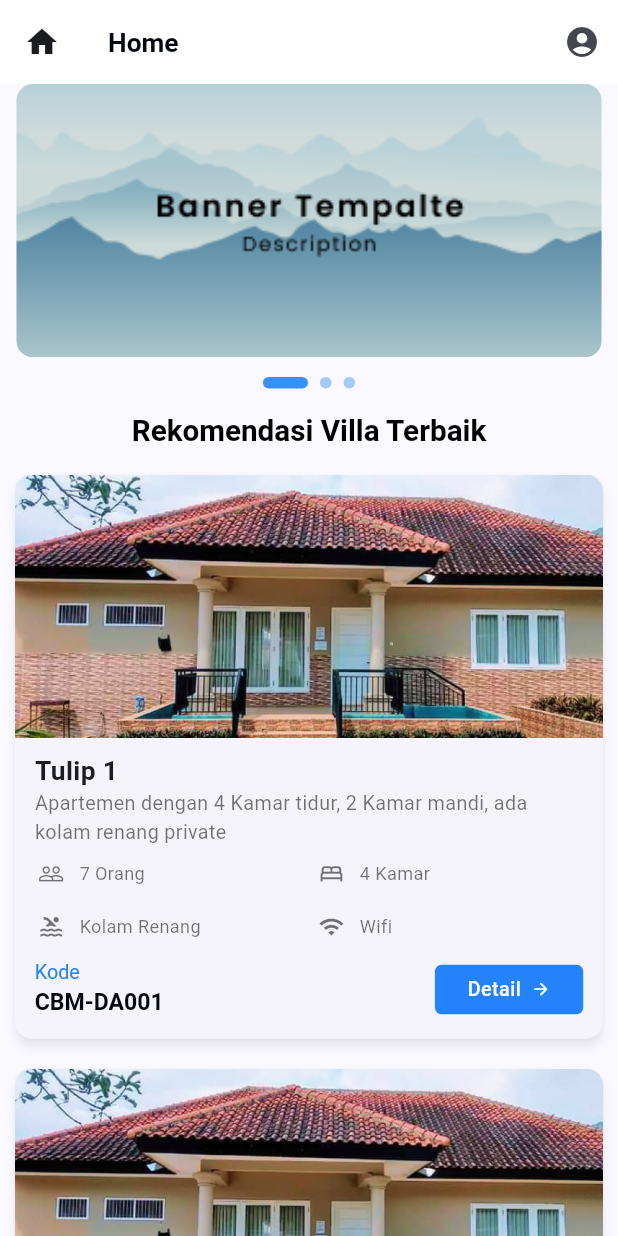
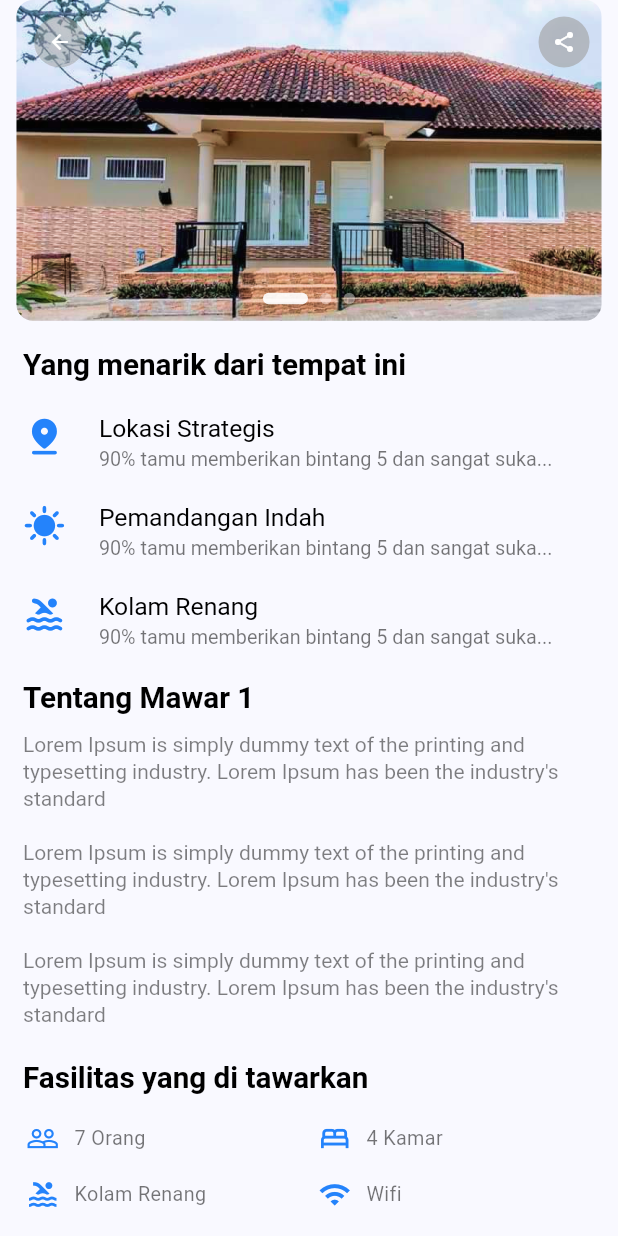
Before and after one commit to rogersovich/villa_idealis, a Flutter app: the screen it shows after launch, after a tap on "Detail", on a phone screen of 412 x 824 dp. Run offline on Flutter 3.47's test engine with Material 2 defaults, Android fonts, the phone set to English and light mode, and no system bars; drawn by our look-alikes of carousel_slider; our stand-ins replace hexcolor.

Commit message:
[UDPATE] Detail Villa

```diff
--- a/lib/routes.dart
+++ b/lib/routes.dart
@@ -1,14 +1,18 @@
 import 'package:flutter/material.dart';
 
 import 'src/feature/home/presentation/pages/home_pages.dart';
+import 'src/feature/villla/presentation/pages/villa_pages.dart';
 
 class Routes {
   static const String home = '/';
+  static const String detailVilla = '/villa';
 
   static Route<dynamic> generateRoute(RouteSettings settings) {
     switch (settings.name) {
       case home:
         return MaterialPageRoute(builder: (_) => const HomePages());
+      case detailVilla:
+        return MaterialPageRoute(builder: (_) => const VillaPages());
       default:
         throw const FormatException('Route not found! Check routes again.');
     }
--- a/lib/src/feature/home/presentation/widgets/villa_card_widget.dart
+++ b/lib/src/feature/home/presentation/widgets/villa_card_widget.dart
@@ -3,6 +3,7 @@ import 'package:villa_idealis/size_config.dart';
 import 'package:villa_idealis/src/core/constant/color_constant.dart';
 import 'package:villa_idealis/src/core/utils/button_util.dart';
 
+import '../../../../../routes.dart';
 import '../../data/models/facility_models.dart';
 
 class VillaCard extends StatelessWidget {
@@ -136,7 +137,8 @@ class VillaCard extends StatelessWidget {
                       ),
                     ])),
                     buildElevatedButton(context, 'Detail',
-                        onPressed: () => {},
+                        onPressed: () =>
+                            {Navigator.pushNamed(context, Routes.detailVilla)},
                         width: 90,
                         height: 30,
                         icon: Icons.arrow_forward_rounded,
--- /dev/null
+++ b/lib/src/feature/villla/data/datasources/villa_images_data.dart
@@ -0,0 +1,9 @@
+import '../../../../core/constant/app_constant.dart';
+
+class VillaImageData {
+  static const List<String> imgList = [
+    '${AppConstants.urlImage}/villa-thumbnail.png',
+    '${AppConstants.urlImage}/villa-1.png',
+    '${AppConstants.urlImage}/villa-2.png'
+  ];
+}
--- /dev/null
+++ b/lib/src/feature/villla/presentation/pages/villa_pages.dart
@@ -0,0 +1,362 @@
+import 'package:flutter/material.dart';
+import 'package:villa_idealis/size_config.dart';
+import 'package:villa_idealis/src/core/constant/color_constant.dart';
+import 'package:villa_idealis/src/core/utils/button_util.dart';
+import 'package:villa_idealis/src/core/utils/text_util.dart';
+
+import '../../../home/data/models/facility_models.dart';
+import '../widgets/villa_image_carousel_widget.dart';
+
+class VillaPages extends StatefulWidget {
+  const VillaPages({Key? key}) : super(key: key);
+
+  @override
+  // ignore: library_private_types_in_public_api
+  _VillaPagesState createState() => _VillaPagesState();
+}
+
+class _VillaPagesState extends State<VillaPages> {
+  @override
+  Widget build(BuildContext context) {
+    final List<ListFacilities> listFacility = [
+      ListFacilities(icon: Icons.people_outline, title: '7 Orang'),
+      ListFacilities(icon: Icons.bed_outlined, title: '4 Kamar'),
+      ListFacilities(icon: Icons.pool_outlined, title: 'Kolam Renang'),
+      ListFacilities(icon: Icons.wifi, title: 'Wifi'),
+    ];
+    final double fontSizeTextIcon = getProportionateScreenWidth(context, 12);
+    final double fontSizeIcon = getProportionateScreenWidth(context, 20);
+
+    return Scaffold(
+      body: SafeArea(
+        child: SingleChildScrollView(
+          child: Column(
+            crossAxisAlignment: CrossAxisAlignment.start,
+            children: [
+              Stack(
+                children: [
+                  const VillaImageCarouselWidget(),
+                  Positioned(
+                    top: getProportionateScreenWidth(context, 10),
+                    left: getProportionateScreenWidth(context, 18),
+                    child: Container(
+                      width: 40,
+                      height: 34.0,
+                      decoration: BoxDecoration(
+                        shape: BoxShape.circle,
+                        color: Colors.grey.withOpacity(0.5),
+                      ),
+                      child: IconButton(
+                        icon: Icon(
+                          Icons.arrow_back,
+                          color: kWhiteColor,
+                          size: 16,
+                        ),
+                        onPressed: () {
+                          Navigator.pop(context);
+                        },
+                      ),
+                    ),
+                  ),
+                  Positioned(
+                    top: getProportionateScreenWidth(context, 10),
+                    right: getProportionateScreenWidth(context, 10),
+                    child: Row(
+                      children: [
+                        Container(
+                          width: 34.0,
+                          height: 34.0,
+                          margin: const EdgeInsets.only(right: 8.0),
+                          decoration: BoxDecoration(
+                            shape: BoxShape.circle,
+                            color: Colors.grey.withOpacity(0.6),
+                          ),
+                          child: IconButton(
+                            icon: Icon(
+                              Icons.share_rounded,
+                              color: kWhiteColor,
+                              size: 16,
+                            ),
+                            onPressed: () {
+                              Navigator.pop(context);
+                            },
+                          ),
+                        ),
+                        // Add more icons here as needed
+                      ],
+                    ),
+                  ),
+                ],
+              ),
+              Padding(
+                padding: EdgeInsets.symmetric(
+                    horizontal: getProportionateScreenWidth(context, 14),
+                    vertical: getProportionateScreenWidth(context, 12)),
+                child: Column(
+                  crossAxisAlignment: CrossAxisAlignment.start,
+                  children: [
+                    //todo Interesting Points
+                    buildTextCustom(context, 'Yang menarik dari tempat ini',
+                        weight: 'w600', fontSize: 18),
+                    SizedBox(height: getProportionateScreenWidth(context, 20)),
+                    Column(
+                      children: [
+                        Row(
+                          crossAxisAlignment: CrossAxisAlignment.start,
+                          children: [
+                            Icon(
+                              Icons.pin_drop_rounded,
+                              size: getProportionateScreenWidth(context, 26),
+                              color: kPrimaryColor,
+                            ),
+                            SizedBox(
+                                width:
+                                    getProportionateScreenWidth(context, 20)),
+                            Column(
+                              crossAxisAlignment: CrossAxisAlignment.start,
+                              children: [
+                                buildTextCustom(context, 'Lokasi Strategis',
+                                    fontSize: 15),
+                                SizedBox(
+                                    height: getProportionateScreenWidth(
+                                        context, 4)),
+                                buildTextCustom(context,
+                                    '90% tamu memberikan bintang 5 dan sangat suka...',
+                                    fontSize: 12, color: Colors.black54)
+                              ],
+                            )
+                          ],
+                        ),
+                        SizedBox(
+                            height: getProportionateScreenWidth(context, 20)),
+                        Row(
+                          crossAxisAlignment: CrossAxisAlignment.start,
+                          children: [
+                            Icon(
+                              Icons.sunny,
+                              size: getProportionateScreenWidth(context, 26),
+                              color: kPrimaryColor,
+                            ),
+                            SizedBox(
+                                width:
+                                    getProportionateScreenWidth(context, 20)),
+                            Column(
+                              crossAxisAlignment: CrossAxisAlignment.start,
+                              children: [
+                                buildTextCustom(context, 'Pemandangan Indah',
+                                    fontSize: 15),
+                                SizedBox(
+                                    height: getProportionateScreenWidth(
+                                        context, 4)),
+                                buildTextCustom(
+                                  context,
+                                  '90% tamu memberikan bintang 5 dan sangat suka...',
+                                  fontSize: 12,
+                                  color: Colors.black54,
+                                )
+                              ],
+                            )
+                          ],
+                        ),
+                        SizedBox(
+                            height: getProportionateScreenWidth(context, 20)),
+                        Row(
+                          crossAxisAlignment: CrossAxisAlignment.start,
+                          children: [
+                            Icon(
+                              Icons.pool_rounded,
+                              size: getProportionateScreenWidth(context, 26),
+                              color: kPrimaryColor,
+                            ),
+                            SizedBox(
+                                width:
+                                    getProportionateScreenWidth(context, 20)),
+                            Column(
+                              crossAxisAlignment: CrossAxisAlignment.start,
+                              children: [
+                                buildTextCustom(context, 'Kolam Renang',
+                                    fontSize: 15),
+                                SizedBox(
+                                    height: getProportionateScreenWidth(
+                                        context, 4)),
+                                buildTextCustom(
+                                  context,
+                                  '90% tamu memberikan bintang 5 dan sangat suka...',
+                                  fontSize: 12,
+                                  color: Colors.black54,
+                                )
+                              ],
+                            )
+                          ],
+                        ),
+                      ],
+                    ),
+                    SizedBox(height: getProportionateScreenWidth(context, 20)),
+                    //todo Description
+                    buildTextCustom(context, 'Tentang Mawar 1',
+                        weight: 'w600', fontSize: 18),
+                    SizedBox(height: getProportionateScreenWidth(context, 10)),
+                    RichText(
+                        text: TextSpan(
+                            style:
+                                TextStyle(color: Colors.black.withOpacity(0.5)),
+                            children: const [
+                          TextSpan(
+                              text:
+                                  "Lorem Ipsum is simply dummy text of the printing and typesetting industry. Lorem Ipsum has been the industry's standard\n\n",
+                              style: TextStyle(
+                                height: 1.3,
+                              )),
+                          TextSpan(
+                              text:
+                                  "Lorem Ipsum is simply dummy text of the printing and typesetting industry. Lorem Ipsum has been the industry's standard\n\n",
+                              style: TextStyle(
+                                height: 1.3,
+                              )),
+                          TextSpan(
+                              text:
+                                  "Lorem Ipsum is simply dummy text of the printing and typesetting industry. Lorem Ipsum has been the industry's standard",
+                              style: TextStyle(
+                                height: 1.3,
+                              )),
+                        ])),
+                    SizedBox(height: getProportionateScreenWidth(context, 20)),
+                    //todo List Fasilitas
+                    buildTextCustom(context, 'Fasilitas yang di tawarkan',
+                        weight: 'w600', fontSize: 18),
+                    SizedBox(height: getProportionateScreenWidth(context, 10)),
+                    GridView.builder(
+                      shrinkWrap: true,
+                      gridDelegate:
+                          const SliverGridDelegateWithFixedCrossAxisCount(
+                              crossAxisCount: 2, // Number of icons per row
+                              crossAxisSpacing: 8.0, // Spacing horizontally
+                              mainAxisSpacing: 0.0, // Spacing vertically
+                              childAspectRatio: 5),
+                      itemCount: listFacility.length,
+                      itemBuilder: (context, index) {
+                        return Container(
+                          // decoration: BoxDecoration(color: kPrimaryColor),
+                          padding: EdgeInsets.symmetric(
+                              horizontal:
+                                  getProportionateScreenWidth(context, 2)),
+                          child: Row(
+                            mainAxisAlignment: MainAxisAlignment.start,
+                            crossAxisAlignment: CrossAxisAlignment.center,
+                            children: [
+                              Icon(listFacility[index].icon,
+                                  size: fontSizeIcon, color: kPrimaryColor),
+                              const SizedBox(width: 10.0),
+                              Text(
+                                listFacility[index].title,
+                                textAlign: TextAlign.center,
+                                style: TextStyle(
+                                    fontSize: fontSizeTextIcon,
+                                    color: Colors.black54),
+                              ),
+                            ],
+                          ),
+                        );
+                      },
+                    ),
+                    SizedBox(height: getProportionateScreenWidth(context, 5)),
+                    buildOutlinedButton(context, "Lihat semua fasilitas",
+                        onPressed: () => {},
+                        width: double.infinity,
+                        height: 34),
+                    SizedBox(height: getProportionateScreenWidth(context, 20)),
+                    Card(
+                      elevation: 0,
+                      color: kWhiteColor,
+                      margin: EdgeInsets.zero,
+                      shape: RoundedRectangleBorder(
+                        borderRadius: BorderRadius.circular(
+                            getProportionateScreenWidth(context, 4)),
+                        side: BorderSide(
+                          color: Colors.grey.withOpacity(0.2),
+                          width: 1,
+                        ),
+                      ),
+                      child: Padding(
+                        padding: EdgeInsets.all(
+                            getProportionateScreenWidth(context, 12)),
+                        child: Column(
+                          children: [
+                            Row(
+                              mainAxisAlignment: MainAxisAlignment.spaceBetween,
+                              children: [
+                                buildTextCustom(context, 'Mawar 1',
+                                    fontSize: 15, weight: 'w500'),
+                                Row(
+                                  mainAxisAlignment: MainAxisAlignment.start,
+                                  crossAxisAlignment: CrossAxisAlignment.center,
+                                  children: [
+                                    Icon(
+                                      Icons.confirmation_num_rounded,
+                                      color: kPrimaryColor,
+                                      size: getProportionateScreenWidth(
+                                          context, 20),
+                                    ),
+                                    SizedBox(
+                                        width: getProportionateScreenWidth(
+                                            context,
+                                            8)), // Add some spacing between the icon and text
+                                    buildTextCustom(context, 'CBM-DA001',
+                                        fontSize: 13)
+                                  ],
+                                ),
+                              ],
+                            ),
+                            SizedBox(
+                                height:
+                                    getProportionateScreenWidth(context, 8)),
+                            RichText(
+                              text: TextSpan(
+                                  text:
+                                      "Lorem Ipsum is simply dummy text of the printing and typesetting industry. Lorem Ipsum has been the industry's standard",
+                                  style: TextStyle(
+                                      height: 1.3,
+                                      fontSize: getProportionateScreenWidth(
+                                          context, 13),
+                                      color: Colors.black.withOpacity(0.5))),
+                            ),
+                            SizedBox(
+                                height:
+                                    getProportionateScreenWidth(context, 10)),
+                            Row(
+                              mainAxisAlignment: MainAxisAlignment.spaceBetween,
+                              children: [
+                                buildTextCustom(context, 'Chat to Whatsapp',
+                                    fontSize: 13,
+                                    weight: 'w500',
+                                    color: Colors.black.withOpacity(0.7)),
+                                buildTextCustom(
+                                  context,
+                                  '08937812892',
+                                  fontSize: 13,
+                                  color: kPrimaryColor,
+                                )
+                              ],
+                            ),
+                            SizedBox(
+                                height:
+                                    getProportionateScreenWidth(context, 10)),
+                            buildElevatedButton(context, "Chat Sekarang",
+                                onPressed: () => {},
+                                width: double.infinity,
+                                icon: Icons.chat_rounded,
+                                fontSize: 13)
+                          ],
+                        ),
+                      ),
+                    )
+                  ],
+                ),
+              )
+            ],
+          ),
+        ),
+      ),
+    );
+  }
+}
--- /dev/null
+++ b/lib/src/feature/villla/presentation/widgets/villa_image_carousel_widget.dart
@@ -0,0 +1,101 @@
+// features/home/presentation/image_slider_widget.dart
+import 'package:carousel_slider/carousel_slider.dart';
+import 'package:flutter/material.dart';
+import 'package:villa_idealis/size_config.dart';
+import '../../../../core/constant/color_constant.dart';
+import '../../data/datasources/villa_images_data.dart';
+
+class VillaImageCarouselWidget extends StatefulWidget {
+  const VillaImageCarouselWidget({super.key});
+
+  @override
+  // ignore: library_private_types_in_public_api
+  _VillaImageCarouselWidgetState createState() =>
+      _VillaImageCarouselWidgetState();
+}
+
+class _VillaImageCarouselWidgetState extends State<VillaImageCarouselWidget> {
+  int _current = 0;
+  final CarouselController _controller = CarouselController();
+
+  @override
+  Widget build(BuildContext context) {
+    const List<String> imgList = VillaImageData.imgList;
+    final marginHozCarousel = getProportionateScreenWidth(context, 10);
+    final BorderRadius roundedImage =
+        BorderRadius.circular(getProportionateScreenWidth(context, 10));
+    final double dotWidth = getProportionateScreenWidth(context, 7);
+    final double dotHeight = getProportionateScreenWidth(context, 7);
+
+    final List<Widget> imageSliders = imgList
+        .map((item) => Container(
+              margin: EdgeInsets.only(
+                  bottom: 5, left: marginHozCarousel, right: marginHozCarousel),
+              child: ClipRRect(
+                borderRadius: roundedImage,
+                child: Stack(
+                  children: <Widget>[
+                    Image.asset(item,
+                        fit: BoxFit.cover, width: double.maxFinite),
+                  ],
+                ),
+              ),
+            ))
+        .toList();
+
+    return Stack(
+      alignment: Alignment.bottomCenter,
+      children: [
+        CarouselSlider(
+          items: imageSliders,
+          carouselController: _controller,
+          options: CarouselOptions(
+            autoPlay: false,
+            enlargeCenterPage: true,
+            enlargeFactor: 0.1,
+            viewportFraction: 1,
+            aspectRatio: 16 / 8.5,
+            onPageChanged: (index, reason) {
+              setState(() {
+                _current = index;
+              });
+            },
+          ),
+        ),
+        Padding(
+          padding: const EdgeInsets.only(bottom: 8.0),
+          child: Row(
+            mainAxisAlignment: MainAxisAlignment.center,
+            children: imgList.asMap().entries.map((entry) {
+              return GestureDetector(
+                onTap: () => _controller.animateToPage(entry.key),
+                child: AnimatedSize(
+                  duration: const Duration(milliseconds: 500),
+                  curve: Curves.fastEaseInToSlowEaseOut,
+                  child: Container(
+                    width: _current == entry.key ? 30.0 : dotWidth,
+                    height: dotHeight,
+                    margin: const EdgeInsets.symmetric(
+                        vertical: 8.0, horizontal: 4.0),
+                    decoration: BoxDecoration(
+                      shape: _current == entry.key
+                          ? BoxShape.rectangle
+                          : BoxShape.circle,
+                      borderRadius: _current == entry.key
+                          ? BorderRadius.circular(5.0)
+                          : null,
+                      color: (Theme.of(context).brightness == Brightness.dark
+                              ? Colors.white
+                              : kWhiteColor)
+                          .withOpacity(_current == entry.key ? 0.9 : 0.4),
+                    ),
+                  ),
+                ),
+              );
+            }).toList(),
+          ),
+        ),
+      ],
+    );
+  }
+}
```
